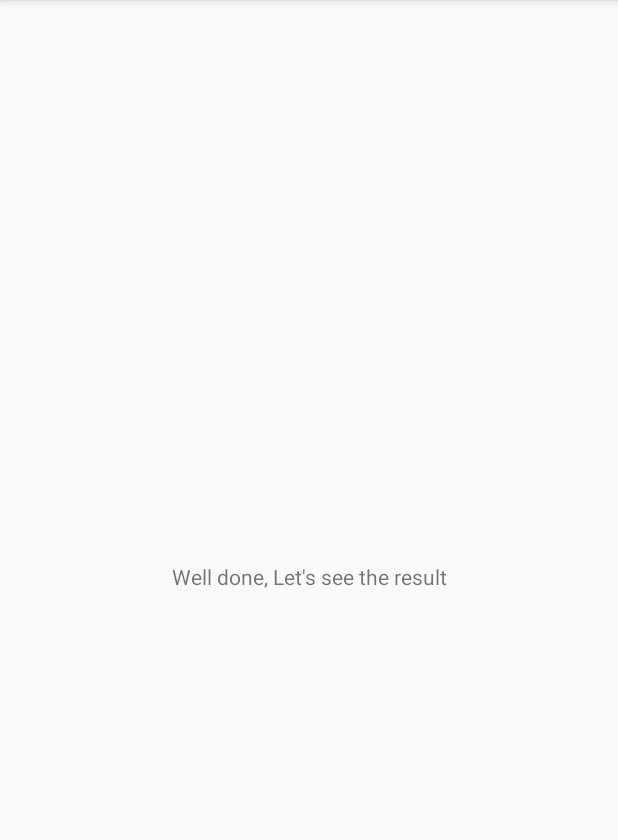
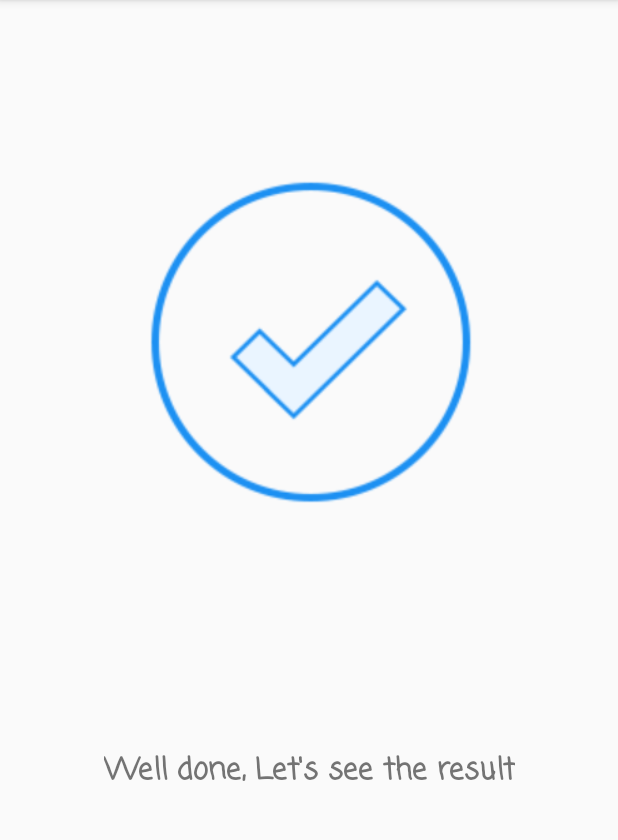
Before and after one commit to AndhikaBrosnan/choirhelper-silihasah, an Android app: the SplashDoneSinging screen opened directly, with no data from a screen before it, on a phone screen of 412 x 824 dp, the part 84-924 px from its top. Run offline under Robolectric (Android 15) with nearby library versions, the phone set to English and light mode, and no system bars.

Commit message:
Design Layouts

```diff
--- a/app/src/main/java/choirhelper/silihasah/org/ui/songlist/SongActivity.java
+++ b/app/src/main/java/choirhelper/silihasah/org/ui/songlist/SongActivity.java
@@ -340,9 +340,8 @@
     public boolean onOptionsItemSelected(MenuItem item) {
         switch (item.getItemId()){
             case R.id.action_sing:
-                Intent intent = new Intent (getApplicationContext(),SingSopranActivity.class);
-                //send data to bernyanyi activity
-                startActivity(intent);
+//                Intent intent = new Intent (getApplicationContext(),SingSopranActivity.class);
+//                startActivity(intent);
                 return true;
         }
 
--- a/app/src/main/res/layout/activity_score.xml
+++ b/app/src/main/res/layout/activity_score.xml
@@ -6,15 +6,21 @@
     android:layout_height="match_parent"
     tools:context=".ui.sing.post_sing.score.ScoreActivity">
 
-
     <TextView
         android:id="@+id/tv_score"
         android:layout_width="wrap_content"
         android:layout_height="wrap_content"
+        android:layout_marginBottom="8dp"
+        android:layout_marginEnd="8dp"
         android:layout_marginLeft="8dp"
+        android:layout_marginRight="8dp"
         android:layout_marginStart="8dp"
         android:layout_marginTop="8dp"
+        android:textStyle="bold"
+        android:textSize="20dp"
         android:text="SCORE: "
+        app:layout_constraintBottom_toBottomOf="parent"
+        app:layout_constraintEnd_toEndOf="parent"
         app:layout_constraintStart_toStartOf="parent"
         app:layout_constraintTop_toTopOf="parent"
         tools:ignore="MissingConstraints" />
--- a/app/src/main/res/layout/activity_splash_done_singing.xml
+++ b/app/src/main/res/layout/activity_splash_done_singing.xml
@@ -16,9 +16,30 @@
         android:layout_marginRight="8dp"
         android:layout_marginStart="8dp"
         android:layout_marginTop="8dp"
+        android:fontFamily="casual"
+        android:textStyle="bold"
+        android:textSize="20dp"
         android:text="Well done, Let's see the result"
         app:layout_constraintBottom_toBottomOf="parent"
         app:layout_constraintEnd_toEndOf="parent"
         app:layout_constraintStart_toStartOf="parent"
-        app:layout_constraintTop_toTopOf="parent" />
+        app:layout_constraintTop_toTopOf="parent"
+        app:layout_constraintVertical_bias="0.68" />
+
+    <ImageView
+        android:id="@+id/imageView3"
+        android:layout_width="300dp"
+        android:layout_height="300dp"
+        android:layout_marginBottom="8dp"
+        android:layout_marginEnd="8dp"
+        android:layout_marginLeft="8dp"
+        android:layout_marginRight="8dp"
+        android:layout_marginStart="8dp"
+        android:layout_marginTop="8dp"
+        app:layout_constraintBottom_toBottomOf="parent"
+        app:layout_constraintEnd_toEndOf="parent"
+        app:layout_constraintStart_toStartOf="parent"
+        app:layout_constraintTop_toTopOf="parent"
+        app:layout_constraintVertical_bias="0.18"
+        app:srcCompat="@drawable/completeicon" />
 </android.support.constraint.ConstraintLayout>
```
Also changed, not shown: app/src/main/res/drawable/completeicon.png (added).
